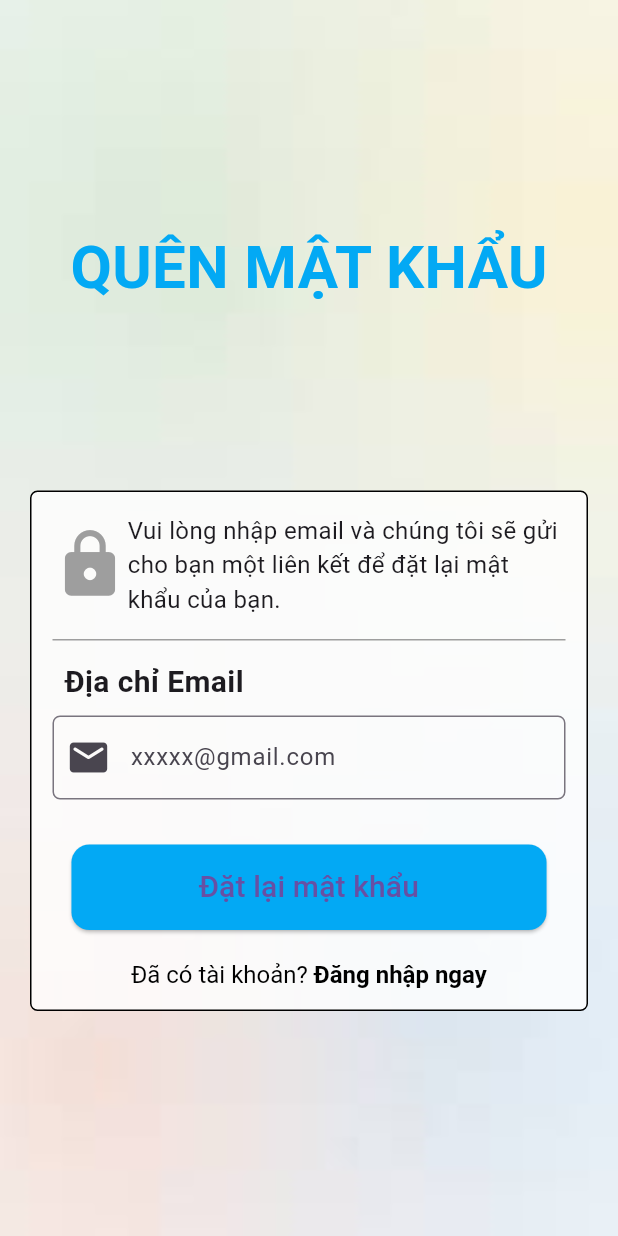
After one commit to DuyHuynh001/DoAnTotNghiep, a Flutter app: the screen it shows after launch, after a tap on "Quên mật khẩu?", on a phone screen of 412 x 824 dp. The commit adds this screen. Run offline on Flutter 3.47's test engine with Material 3 defaults, Android fonts, the phone set to English and light mode, and no system bars; our stand-ins replace cached_network_image, cloud_firestore, firebase_auth, firebase_core, flutter_image_slideshow, google_sign_in and 1 more; accounts and stored records are empty; network calls fail.

Commit message:
duy lam quên mat khau

```diff
--- a/lib/compoment/CommentItem.dart
+++ b/lib/compoment/CommentItem.dart
@@ -20,7 +20,7 @@ class CommentItem extends StatefulWidget {
 }
 
 class _CommentItemState extends State<CommentItem> {
-   User userData= User(Id: "", Name: "", Phone: "", Image: "https://upload.wikimedia.org/wikipedia/commons/thumb/6/65/No-Image-Placeholder.svg/1665px-No-Image-Placeholder.svg.png", Email: "", Status: false);
+   User userData= User(Id: "", Name: "", Image: "https://upload.wikimedia.org/wikipedia/commons/thumb/6/65/No-Image-Placeholder.svg/1665px-No-Image-Placeholder.svg.png", Email: "", Status: false);
 
   @override
   void initState() {
--- a/lib/model/load_data.dart
+++ b/lib/model/load_data.dart
@@ -302,7 +302,6 @@ Future<void> saveComicAndChaptersToFirestore(String name, String status, String
   class User {
   final String Id;
   final String Name;
-  final String Phone;
   final String Image;
   final bool Status;
   final String Email;
@@ -310,7 +309,6 @@ Future<void> saveComicAndChaptersToFirestore(String name, String status, String
   User({
     required this.Id,
     required this.Name,
-    required this.Phone,
     required this.Image,
     required this.Email,
     required this.Status
@@ -320,7 +318,6 @@ Future<void> saveComicAndChaptersToFirestore(String name, String status, String
     return User(
       Id: Id,
       Name: json['Name'],
-      Phone: json['Phone'],
       Email: json['Email'],
       Status: json['Status'],
       Image: json['Image'],
--- /dev/null
+++ b/lib/view/ForgotPasswordScreen.dart
@@ -0,0 +1,154 @@
+import 'package:flutter/gestures.dart';
+import 'package:flutter/material.dart';
+import 'package:firebase_auth/firebase_auth.dart';
+import 'package:manga_application_1/view/LoginScreen.dart';
+
+class ForgotPasswordScreen extends StatefulWidget {
+  @override
+  _ForgotPasswordScreenState createState() => _ForgotPasswordScreenState();
+}
+
+class _ForgotPasswordScreenState extends State<ForgotPasswordScreen> {
+  final _emailController = TextEditingController();
+  final FirebaseAuth _auth = FirebaseAuth.instance;
+
+   Future<void> _resetPassword() async {
+    try {
+      await _auth.sendPasswordResetEmail(email: _emailController.text);
+      ScaffoldMessenger.of(context).showSnackBar(
+        SnackBar(content: Text('Link đặt lại mật khẩu đã được gửi đến bạn! Kiểm tra Email của bạn.')),
+      );
+      // Sau khi gửi email thành công, quay về màn hình đăng nhập
+      Navigator.pop(context); // Quay về màn hình trước đó (đã được đăng nhập)
+    } catch (e) {
+      ScaffoldMessenger.of(context).showSnackBar(
+        SnackBar(content: Text('Lỗi: ' + e.toString())),
+      );
+    }
+  }
+  @override
+  Widget build(BuildContext context) {
+    return Scaffold(
+      body: Container(
+        decoration: const BoxDecoration(
+          image: DecorationImage(
+            image: AssetImage("assets/img/backgroundlogin.jpg"),
+            fit: BoxFit.cover,
+          ),
+        ),
+        padding: EdgeInsets.all(20),
+        child: Column(
+          crossAxisAlignment: CrossAxisAlignment.center,
+          mainAxisAlignment: MainAxisAlignment.center,
+          children:[
+            const Padding(
+                padding: EdgeInsets.fromLTRB(0, 0, 0, 100),
+                child: Text(
+                  "QUÊN MẬT KHẨU",
+                  style: TextStyle(
+                      color: Colors.lightBlue,
+                      fontWeight: FontWeight.bold,
+                      fontSize: 40.0),
+                ),
+              ),
+            SizedBox(height: 20),
+            Center(
+              child: Container(
+                padding: EdgeInsets.all(14),
+                decoration: BoxDecoration(
+                  color: Colors.white.withOpacity(0.8),
+                  border: Border.all(color: Colors.black, width: 1),
+                  borderRadius: BorderRadius.circular(5),
+                ),
+                child: Column(
+                  mainAxisSize: MainAxisSize.min,
+                  children: [
+                    const Row(
+                      children: [
+                        Icon(Icons.lock, color: Colors.grey,size: 50,),
+                        Expanded(child: Text("Vui lòng nhập email và chúng tôi sẽ gửi cho bạn một liên kết để đặt lại mật khẩu của bạn.",style: TextStyle(fontSize: 16), )
+                      ),
+                     ],
+                    ),
+                    SizedBox(height: 10,),
+                    Container(
+                      height: 1.0,
+                      color:  Colors.grey,
+                      margin: EdgeInsets.symmetric(vertical: 5.0),
+                    ),
+                    const Padding(
+                      padding: EdgeInsets.all(8),
+                      child: Row(
+                        children: [
+                         Text("Địa chỉ Email", style: TextStyle(fontWeight: FontWeight.bold, fontSize: 20),),
+                      ],),
+                    ),
+                    TextField(
+                      controller: _emailController,
+                      decoration:const InputDecoration(
+                        hintText: "xxxxx@gmail.com",
+                        prefixIcon: Icon(Icons.email_rounded, size: 30),
+                        border: OutlineInputBorder(
+                          borderRadius: BorderRadius.all(Radius.circular(5.0)),
+                        ),
+                      ),
+                    ),
+                    SizedBox(height: 20),
+                    Padding(
+                      padding: EdgeInsets.fromLTRB(0, 10, 0, 0),
+                      child: ElevatedButton(
+                        style: ButtonStyle(
+                          shape: MaterialStateProperty.all<RoundedRectangleBorder>(
+                            RoundedRectangleBorder(
+                              borderRadius: BorderRadius.circular(12.0),
+                            ),
+                          ),
+                          padding: MaterialStatePropertyAll(
+                              EdgeInsets.fromLTRB(85, 14, 85, 14)),
+                          backgroundColor:
+                              MaterialStateProperty.all(Colors.lightBlue),
+                        ),
+                        onPressed: _resetPassword,
+                        child:const  Text("Đặt lại mật khẩu",
+                          textAlign: TextAlign.center,
+                          style: TextStyle(fontSize: 20),
+                        ),
+                      ),
+                    ),
+                    Padding(
+                      padding: EdgeInsets.fromLTRB(0, 20, 0, 0),
+                      child: RichText(
+                        text: TextSpan(
+                          text: 'Đã có tài khoản? ',
+                          style: TextStyle(color: Colors.black, fontSize: 16),
+                          children: <TextSpan>[
+                            TextSpan(
+                              text: 'Đăng nhập ngay',
+                              style: const TextStyle(
+                                color: Colors.black,
+                                fontWeight: FontWeight.bold,
+
+                              ),
+                              recognizer: TapGestureRecognizer()
+                                ..onTap = () {
+                                  Navigator.push(
+                                    context,
+                                    MaterialPageRoute(
+                                        builder: (context) => LoginScreen()),
+                                  );
+                                },
+                            ),
+                          ],
+                        ),
+                      ),
+                    ),
+                  ],
+                ),
+              ),
+            ),
+          ],
+        ),
+      ),
+    );
+  }
+}
--- a/lib/view/LoginScreen.dart
+++ b/lib/view/LoginScreen.dart
@@ -3,6 +3,7 @@ import 'package:flutter/gestures.dart';
 import 'package:flutter/material.dart';
 import 'package:google_sign_in/google_sign_in.dart';
 import 'package:manga_application_1/compoment/Navigation.dart';
+import 'package:manga_application_1/view/ForgotPasswordScreen.dart';
 import 'package:manga_application_1/view/HomeScreen.dart';
 import 'package:manga_application_1/view/RegisterScreen.dart';
 import 'package:shared_preferences/shared_preferences.dart';
@@ -121,8 +122,22 @@ void _signIn() async {
                   ),
                 ),
               ),
+              SizedBox(height: 10,),
+              Row(
+                mainAxisAlignment: MainAxisAlignment.end,
+                children: [
+                TextButton(
+                  onPressed: () {
+                    Navigator.of(context).push(
+                      MaterialPageRoute(builder: (context) => ForgotPasswordScreen()),
+                    );
+                  },
+                child: Text('Quên mật khẩu?',style: TextStyle(color: Colors.black,fontWeight: FontWeight.bold, fontSize: 16),),
+               ),
+              ],
+              ),
               Padding(
-                padding: EdgeInsets.fromLTRB(0, 50, 0, 0),
+                padding: EdgeInsets.fromLTRB(0, 10, 0, 0),
                 child: ElevatedButton(
                   style: ButtonStyle(
                     shape: MaterialStateProperty.all<RoundedRectangleBorder>(
@@ -142,9 +157,8 @@ void _signIn() async {
                   ),
                 ),
               ),
-
               Padding(
-                padding: EdgeInsets.fromLTRB(0, 20, 0, 0),
+                padding: EdgeInsets.fromLTRB(0, 50, 0, 0),
                 child: RichText(
                   text: TextSpan(
                     text: 'Bạn chưa có tài khoản? ',
--- a/lib/view/ProfileScreen.dart
+++ b/lib/view/ProfileScreen.dart
@@ -23,13 +23,12 @@ class _ProfileScreenState extends State<ProfileScreen> {
   }
 
   Future<void> _fetchUserData() async {
-    User? user = await User.fetchUserById(widget.userId);
+    User user = await User.fetchUserById(widget.userId);
     if (user != null) {
       setState(() {
         _user = user;
       });
     } else {
-      // Handle if user data not found or error fetching
     }
   }
 
--- a/lib/view/RegisterScreen.dart
+++ b/lib/view/RegisterScreen.dart
@@ -40,6 +40,7 @@ class _RegisterScreenState extends State<RegisterScreen> {
       return false; // Trả về false nếu có lỗi xảy ra
     }
   }
+
   void _SignUp() async {
   String email = _emailController.text.trim();
   String password = _passwordController.text.trim();
@@ -64,6 +65,7 @@ class _RegisterScreenState extends State<RegisterScreen> {
     showSnackBar(context, 'Email đã được sử dụng');
     return;
   }
+
   try {
     // Tạo tài khoản người dùng trên Firebase Authentication
     UserCredential userCredential = await FirebaseAuth.instance.createUserWithEmailAndPassword(
@@ -72,7 +74,6 @@ class _RegisterScreenState extends State<RegisterScreen> {
     );
     String uid = userCredential.user!.uid;
 
-    // Lưu thông tin người dùng vào Firestore
    _auth.signUpWithEmailAndPassword(name,email,password);
    _auth.saveUserData(uid,name,email);
     showSnackBar(context, 'Đăng ký thành công. Bạn có thể đăng nhập');
@@ -82,7 +83,6 @@ class _RegisterScreenState extends State<RegisterScreen> {
     showSnackBar(context, 'Đã xảy ra lỗi khi đăng ký');
   }
 }
-
 
   @override
   Widget build(BuildContext context) {
@@ -234,6 +234,7 @@ class FirebaseAuthServiceSignUp {
   try {
     UserCredential userCredential = await FirebaseAuth.instance
         .createUserWithEmailAndPassword(email: email, password: password);
+
     return userCredential.user;
   } catch (e) {
     print("Error during registration: $e");
```
